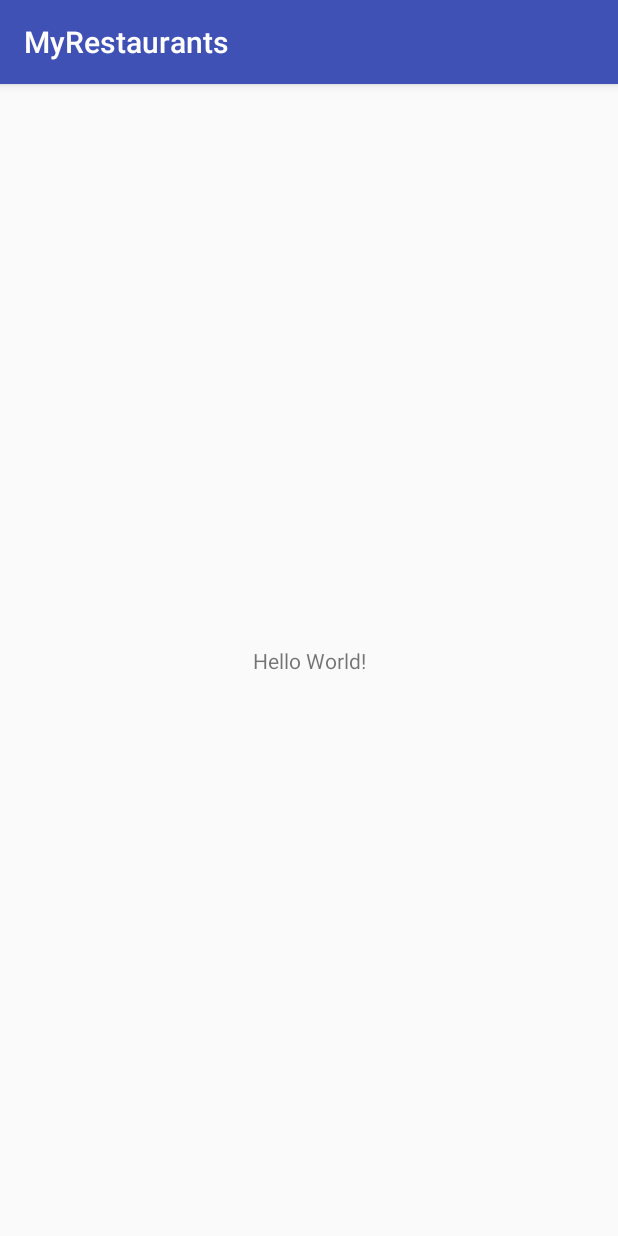
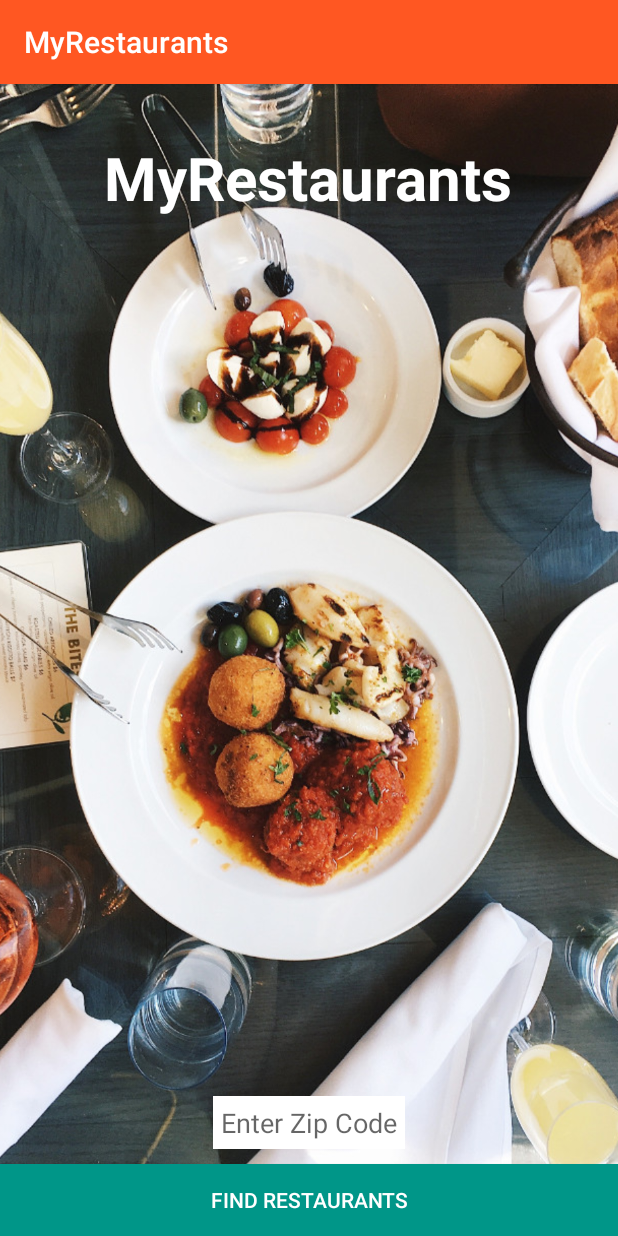
Before and after one commit to mulukadan/MyRestaurants, an Android app: the screen it shows after launch (MainActivity), on a phone screen of 412 x 824 dp. Run offline under Robolectric (Android 15) with nearby library versions, the phone set to English and light mode, and no system bars; Roboto replaces fonts that are not available here.

Commit message:
Added activity

```diff
--- a/app/build.gradle
+++ b/app/build.gradle
@@ -16,12 +16,18 @@ android {
             proguardFiles getDefaultProguardFile('proguard-android.txt'), 'proguard-rules.pro'
         }
     }
+    testOptions {
+        unitTests {
+            includeAndroidResources = true
+        }
+    }
 }
 
 dependencies {
     implementation fileTree(dir: 'libs', include: ['*.jar'])
     implementation 'com.android.support:appcompat-v7:26.1.0'
     implementation 'com.android.support.constraint:constraint-layout:1.0.2'
+    testImplementation "org.robolectric:robolectric:3.6.1"
     testImplementation 'junit:junit:4.12'
     androidTestImplementation 'com.android.support.test:runner:1.0.1'
     androidTestImplementation 'com.android.support.test.espresso:espresso-core:3.0.1'
--- a/app/src/main/res/layout/activity_main.xml
+++ b/app/src/main/res/layout/activity_main.xml
@@ -1,18 +1,49 @@
 <?xml version="1.0" encoding="utf-8"?>
-<android.support.constraint.ConstraintLayout xmlns:android="http://schemas.android.com/apk/res/android"
-    xmlns:app="http://schemas.android.com/apk/res-auto"
+<RelativeLayout xmlns:android="http://schemas.android.com/apk/res/android"
 xmlns:tools="http://schemas.android.com/tools"
 android:layout_width="match_parent"
 android:layout_height="match_parent"
-    tools:context="com.example.kadan.myrestaurants.MainActivity">
+tools:context="com.example.kadan.myrestaurants.MainActivity"
+android:background="#000000">
+
+<ImageView
+    android:layout_width="wrap_content"
+    android:layout_height="match_parent"
+    android:id="@+id/imageView"
+    android:src="@drawable/bk"
+    android:scaleType="centerCrop" />
 
 <TextView
+    android:id="@+id/appNameTextView"
     android:layout_width="wrap_content"
     android:layout_height="wrap_content"
-        android:text="Hello World!"
-        app:layout_constraintBottom_toBottomOf="parent"
-        app:layout_constraintLeft_toLeftOf="parent"
-        app:layout_constraintRight_toRightOf="parent"
-        app:layout_constraintTop_toTopOf="parent" />
+    android:text="MyRestaurants"
+    android:layout_alignParentTop="true"
+    android:layout_centerHorizontal="true"
+    android:layout_marginTop="35dp"
+    android:textColor="@color/colorTextIcons"
+    android:textSize="40sp"
+    android:textStyle="bold" />
 
-</android.support.constraint.ConstraintLayout>
+
+<EditText
+    android:layout_width="wrap_content"
+    android:layout_height="wrap_content"
+    android:id="@+id/locationEditText"
+    android:background="@color/colorTextIcons"
+    android:layout_above="@+id/findRestaurantsButton"
+    android:layout_marginBottom="10dp"
+    android:padding="5dp"
+    android:hint="Enter Zip Code"
+    android:layout_centerHorizontal="true" />
+
+<Button
+    android:layout_width="match_parent"
+    android:layout_height="wrap_content"
+    android:text="Find Restaurants"
+    android:id="@+id/findRestaurantsButton"
+    android:background="@color/colorAccent"
+    android:textColor="@color/colorTextIcons"
+    android:layout_alignParentBottom="true"
+    android:layout_centerHorizontal="true" />
+</RelativeLayout>
--- a/app/src/main/res/values/colors.xml
+++ b/app/src/main/res/values/colors.xml
@@ -1,6 +1,11 @@
 <?xml version="1.0" encoding="utf-8"?>
 <resources>
-    <color name="colorPrimary">#3F51B5</color>
-    <color name="colorPrimaryDark">#303F9F</color>
-    <color name="colorAccent">#FF4081</color>
+    <color name="colorPrimary">#FF5722</color>
+    <color name="colorPrimaryDark">#E64A19</color>
+    <color name="colorPrimaryLight">#FFCCBC</color>
+    <color name="colorTextIcons">#FFFFFF</color>
+    <color name="colorAccent">#009688</color>
+    <color name="colorPrimaryText">#212121</color>
+    <color name="colorSecondaryText">#727272</color>
+    <color name="colorDivider">#B6B6B6</color>
 </resources>
```
Also changed, not shown: app/src/main/java/com/example/kadan/myrestaurants/RestaurantsActivity.java (added, +21 -0 lines), app/src/main/res/layout/activity_restaurants.xml (added, +16 -0 lines), app/src/main/assets/fonts/Capture_it_2.ttf (added), app/src/main/assets/fonts/SEASRN__.ttf (added), app/src/main/res/drawable/bk.jpg (added), 3 other files. Lines whose indentation alone changed are shown as unchanged.
